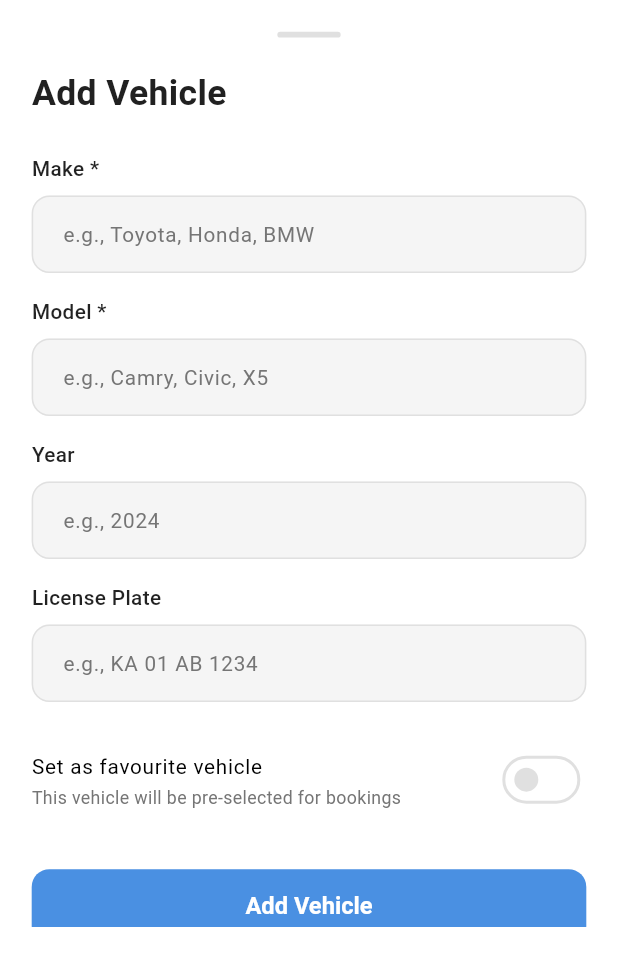
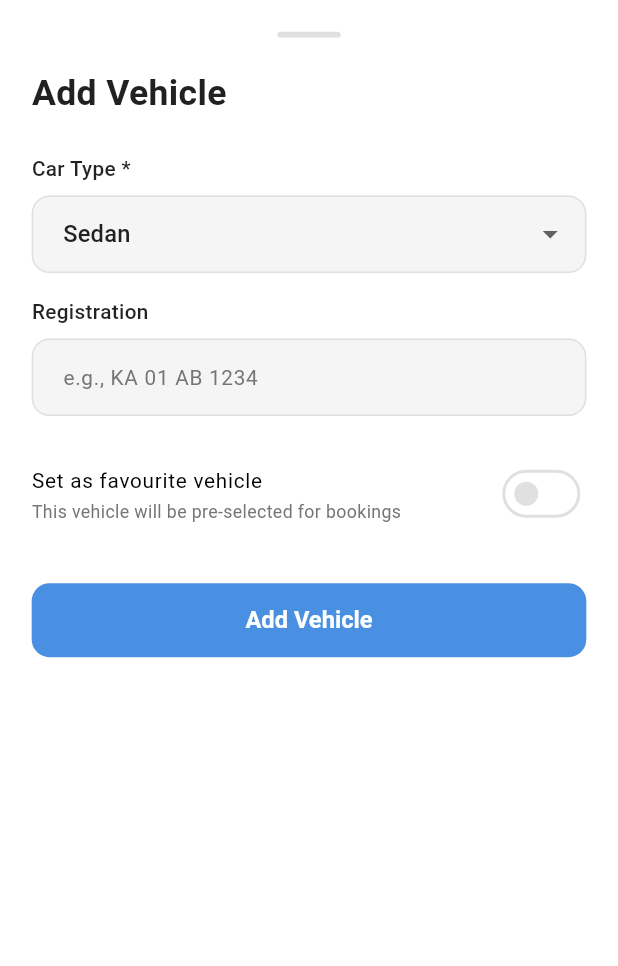
Before and after one commit to neeraja-pradeep/DriveDeck-Service-Booking-Mob-Flutter, a Flutter app: the AddVehicleBottomSheet widget shown alone on an empty page, opened directly, on a phone screen of 412 x 824 dp. Shown: the top 966 px of the screen. Run offline on Flutter 3.47's test engine with Material 3 defaults, Android fonts, the phone set to English and light mode, and no system bars; our stand-ins replace cached_network_image, carousel_slider, connectivity_plus, dartz, dio, equatable and 13 more; accounts and stored records are empty; network calls fail.

Commit message:
fix: Update Vehicle model to match actual API (car_type/registration)
The API documentation was incorrect. The actual API expects:
- car_type: Required enum (sedan, hatchback, suv, convertible, muv, luxury)
- registration: Optional string
- is_favourite: Boolean

Updated all vehicle-related files to use car_type and registration
instead of make/model/year/license_plate. Added CarType enum with
proper API value mapping and display names.

```diff
--- a/lib/features/profile/application/providers/garage_providers.dart
+++ b/lib/features/profile/application/providers/garage_providers.dart
@@ -252,9 +252,8 @@ final filteredVehiclesProvider = Provider<List<Vehicle>>((ref) {
 
   final query = searchQuery.toLowerCase();
   return garageState.vehicles.where((vehicle) {
-    return vehicle.make.toLowerCase().contains(query) ||
-        vehicle.model.toLowerCase().contains(query) ||
-        (vehicle.licensePlate?.toLowerCase().contains(query) ?? false);
+    return vehicle.carType.displayName.toLowerCase().contains(query) ||
+        (vehicle.registration?.toLowerCase().contains(query) ?? false);
   }).toList();
 });
 
--- a/lib/features/profile/domain/entities/vehicle.dart
+++ b/lib/features/profile/domain/entities/vehicle.dart
@@ -2,6 +2,59 @@ import 'package:freezed_annotation/freezed_annotation.dart';
 
 part 'vehicle.freezed.dart';
 part 'vehicle.g.dart';
+
+/// Vehicle/Car type enum matching API values.
+/// API accepts: sedan, hatchback, suv, convertible
+enum CarType {
+  sedan,
+  hatchback,
+  suv,
+  convertible,
+  muv,
+  luxury,
+}
+
+/// Extension for CarType display properties.
+extension CarTypeX on CarType {
+  String get displayName => switch (this) {
+        CarType.sedan => 'Sedan',
+        CarType.hatchback => 'Hatchback',
+        CarType.suv => 'SUV',
+        CarType.convertible => 'Convertible',
+        CarType.muv => 'MUV',
+        CarType.luxury => 'Luxury',
+      };
+
+  /// Get the API value for car_type field.
+  String get apiValue => switch (this) {
+        CarType.sedan => 'sedan',
+        CarType.hatchback => 'hatchback',
+        CarType.suv => 'suv',
+        CarType.convertible => 'convertible',
+        CarType.muv => 'muv',
+        CarType.luxury => 'luxury',
+      };
+
+  /// Parse from API string value.
+  static CarType fromApiValue(String? value) {
+    switch (value?.toLowerCase()) {
+      case 'sedan':
+        return CarType.sedan;
+      case 'hatchback':
+        return CarType.hatchback;
+      case 'suv':
+        return CarType.suv;
+      case 'convertible':
+        return CarType.convertible;
+      case 'muv':
+        return CarType.muv;
+      case 'luxury':
+        return CarType.luxury;
+      default:
+        return CarType.sedan;
+    }
+  }
+}
 
 /// Vehicle entity representing a user's car in their garage.
 /// Matches API response format from GET /api/accounts/v1/cars/
@@ -9,10 +62,8 @@ part 'vehicle.g.dart';
 class Vehicle with _$Vehicle {
   const factory Vehicle({
     required int id,
-    required String make,
-    required String model,
-    int? year,
-    String? licensePlate,
+    required CarType carType,
+    String? registration,
     String? imageUrl,
     @Default(false) bool isFavourite,
     DateTime? createdAt,
@@ -24,19 +75,14 @@ class Vehicle with _$Vehicle {
 
 /// Extension for Vehicle helper methods.
 extension VehicleX on Vehicle {
-  /// Get display name based on make and model.
-  String get displayName {
-    if (year != null) {
-      return '$year $make $model';
+  /// Get display name based on car type.
+  String get displayName => carType.displayName;
+
+  /// Get formatted registration or car type display.
+  String get subtitle {
+    if (registration != null && registration!.isNotEmpty) {
+      return registration!;
     }
-    return '$make $model';
-  }
-
-  /// Get formatted license plate or make/model display.
-  String get subtitle {
-    if (licensePlate != null && licensePlate!.isNotEmpty) {
-      return licensePlate!;
-    }
-    return '$make $model';
+    return carType.displayName;
   }
 }
--- a/lib/features/profile/domain/repositories/garage_repository.dart
+++ b/lib/features/profile/domain/repositories/garage_repository.dart
@@ -4,27 +4,22 @@ import '../../../../core/error/failure.dart';
 import '../entities/vehicle.dart';
 
 /// Request to add a new vehicle/car.
-/// API expects: { "make": "string", "model": "string", "year": 2024, "license_plate": "string" }
+/// API expects: { "car_type": "sedan", "registration": "string" }
 class AddVehicleRequest {
   const AddVehicleRequest({
-    required this.make,
-    required this.model,
-    this.year,
-    this.licensePlate,
+    required this.carType,
+    this.registration,
     this.isFavourite = false,
   });
 
-  final String make;
-  final String model;
-  final int? year;
-  final String? licensePlate;
+  final CarType carType;
+  final String? registration;
   final bool isFavourite;
 
   Map<String, dynamic> toJson() => {
-        'make': make,
-        'model': model,
-        if (year != null) 'year': year,
-        if (licensePlate != null) 'license_plate': licensePlate,
+        'car_type': carType.apiValue,
+        if (registration != null && registration!.isNotEmpty)
+          'registration': registration,
         'is_favourite': isFavourite,
       };
 }
--- a/lib/features/profile/infrastructure/models/vehicle_model.dart
+++ b/lib/features/profile/infrastructure/models/vehicle_model.dart
@@ -7,14 +7,12 @@ part 'vehicle_model.g.dart';
 /// Vehicle model for API serialization.
 /// API Response format:
 /// {
-///   "id": 0,
+///   "id": 1,
 ///   "user": "string",
-///   "make": "string",
-///   "model": "string",
-///   "year": 2024,
-///   "license_plate": "string",
-///   "image_url": "string",
-///   "is_favourite": true,
+///   "car_type": "hatchback",
+///   "registration": null,
+///   "image_url": null,
+///   "is_favourite": false,
 ///   "created_at": "2025-12-12T18:59:21.218Z",
 ///   "updated_at": "2025-12-12T18:59:21.218Z"
 /// }
@@ -23,10 +21,8 @@ class VehicleModel {
   const VehicleModel({
     required this.id,
     this.user,
-    required this.make,
-    required this.model,
-    this.year,
-    this.licensePlate,
+    required this.carType,
+    this.registration,
     this.imageUrl,
     this.isFavourite = false,
     this.createdAt,
@@ -38,11 +34,9 @@ class VehicleModel {
 
   final int id;
   final String? user;
-  final String make;
-  final String model;
-  final int? year;
-  @JsonKey(name: 'license_plate')
-  final String? licensePlate;
+  @JsonKey(name: 'car_type')
+  final String carType;
+  final String? registration;
   @JsonKey(name: 'image_url')
   final String? imageUrl;
   @JsonKey(name: 'is_favourite')
@@ -58,10 +52,8 @@ class VehicleModel {
   Vehicle toDomain() {
     return Vehicle(
       id: id,
-      make: make,
-      model: model,
-      year: year,
-      licensePlate: licensePlate,
+      carType: CarTypeX.fromApiValue(carType),
+      registration: registration,
       imageUrl: imageUrl,
       isFavourite: isFavourite,
       createdAt: createdAt != null ? DateTime.tryParse(createdAt!) : null,
--- a/lib/features/profile/presentation/components/vehicle_card.dart
+++ b/lib/features/profile/presentation/components/vehicle_card.dart
@@ -93,10 +93,10 @@ class VehicleCard extends StatelessWidget {
                       ],
                     ),
                     SizedBox(height: 4.h),
-                    if (vehicle.licensePlate != null &&
-                        vehicle.licensePlate!.isNotEmpty)
+                    if (vehicle.registration != null &&
+                        vehicle.registration!.isNotEmpty)
                       Text(
-                        vehicle.licensePlate!,
+                        vehicle.registration!,
                         style: TextStyle(
                           fontSize: 12.sp,
                           color: Colors.grey[600],
--- a/lib/features/profile/presentation/dialogs/add_vehicle_bottom_sheet.dart
+++ b/lib/features/profile/presentation/dialogs/add_vehicle_bottom_sheet.dart
@@ -1,10 +1,10 @@
 import 'package:flutter/material.dart';
-import 'package:flutter/services.dart';
 import 'package:flutter_riverpod/flutter_riverpod.dart';
 import 'package:flutter_screenutil/flutter_screenutil.dart';
 
 import '../../../../app/theme/colors.dart';
 import '../../application/providers/garage_providers.dart';
+import '../../domain/entities/vehicle.dart';
 import '../../domain/repositories/garage_repository.dart';
 
 /// Bottom sheet for adding a new vehicle.
@@ -28,19 +28,14 @@ class AddVehicleBottomSheet extends ConsumerStatefulWidget {
 
 class _AddVehicleBottomSheetState extends ConsumerState<AddVehicleBottomSheet> {
   final _formKey = GlobalKey<FormState>();
-  final _makeController = TextEditingController();
-  final _modelController = TextEditingController();
-  final _yearController = TextEditingController();
-  final _licensePlateController = TextEditingController();
+  final _registrationController = TextEditingController();
 
+  CarType _selectedCarType = CarType.sedan;
   bool _isFavourite = false;
 
   @override
   void dispose() {
-    _makeController.dispose();
-    _modelController.dispose();
-    _yearController.dispose();
-    _licensePlateController.dispose();
+    _registrationController.dispose();
     super.dispose();
   }
 
@@ -78,9 +73,9 @@ class _AddVehicleBottomSheetState extends ConsumerState<AddVehicleBottomSheet> {
         bottom: MediaQuery.of(context).viewInsets.bottom,
       ),
       child: DraggableScrollableSheet(
-        initialChildSize: 0.75,
-        minChildSize: 0.5,
-        maxChildSize: 0.9,
+        initialChildSize: 0.6,
+        minChildSize: 0.4,
+        maxChildSize: 0.8,
         expand: false,
         builder: (context, scrollController) {
           return SingleChildScrollView(
@@ -114,69 +109,33 @@ class _AddVehicleBottomSheetState extends ConsumerState<AddVehicleBottomSheet> {
                   ),
                   SizedBox(height: 24.h),
 
-                  // Make field (required)
-                  _buildLabel('Make *'),
+                  // Car Type dropdown (required)
+                  _buildLabel('Car Type *'),
                   SizedBox(height: 8.h),
-                  TextFormField(
-                    controller: _makeController,
-                    enabled: !isLoading,
-                    textCapitalization: TextCapitalization.words,
-                    decoration: _buildInputDecoration('e.g., Toyota, Honda, BMW'),
-                    validator: (value) {
-                      if (value == null || value.trim().isEmpty) {
-                        return 'Make is required';
-                      }
-                      return null;
-                    },
+                  DropdownButtonFormField<CarType>(
+                    value: _selectedCarType,
+                    decoration: _buildInputDecoration('Select car type'),
+                    items: CarType.values.map((type) {
+                      return DropdownMenuItem(
+                        value: type,
+                        child: Text(type.displayName),
+                      );
+                    }).toList(),
+                    onChanged: isLoading
+                        ? null
+                        : (value) {
+                            if (value != null) {
+                              setState(() => _selectedCarType = value);
+                            }
+                          },
                   ),
                   SizedBox(height: 16.h),
 
-                  // Model field (required)
-                  _buildLabel('Model *'),
+                  // Registration field (optional)
+                  _buildLabel('Registration'),
                   SizedBox(height: 8.h),
                   TextFormField(
-                    controller: _modelController,
-                    enabled: !isLoading,
-                    textCapitalization: TextCapitalization.words,
-                    decoration: _buildInputDecoration('e.g., Camry, Civic, X5'),
-                    validator: (value) {
-                      if (value == null || value.trim().isEmpty) {
-                        return 'Model is required';
-                      }
-                      return null;
-                    },
-                  ),
-                  SizedBox(height: 16.h),
-
-                  // Year field (optional)
-                  _buildLabel('Year'),
-                  SizedBox(height: 8.h),
-                  TextFormField(
-                    controller: _yearController,
-                    enabled: !isLoading,
-                    keyboardType: TextInputType.number,
-                    inputFormatters: [
-                      FilteringTextInputFormatter.digitsOnly,
-                      LengthLimitingTextInputFormatter(4),
-                    ],
-                    decoration: _buildInputDecoration('e.g., 2024'),
-                    validator: (value) {
-                      if (value != null && value.isNotEmpty) {
-                        final year = int.tryParse(value);
-                        if (year == null || year < 1900 || year > 2100) {
-                          return 'Enter a valid year';
-                        }
-                      }
-                      return null;
-                    },
-                  ),
-                  SizedBox(height: 16.h),
-
-                  // License Plate field (optional)
-                  _buildLabel('License Plate'),
-                  SizedBox(height: 8.h),
-                  TextFormField(
-                    controller: _licensePlateController,
+                    controller: _registrationController,
                     enabled: !isLoading,
                     textCapitalization: TextCapitalization.characters,
                     decoration: _buildInputDecoration('e.g., KA 01 AB 1234'),
@@ -285,13 +244,10 @@ class _AddVehicleBottomSheetState extends ConsumerState<AddVehicleBottomSheet> {
   void _onAddVehicle() {
     if (_formKey.currentState?.validate() != true) return;
 
-    final yearText = _yearController.text.trim();
     final request = AddVehicleRequest(
-      make: _makeController.text.trim(),
-      model: _modelController.text.trim(),
-      year: yearText.isNotEmpty ? int.tryParse(yearText) : null,
-      licensePlate: _licensePlateController.text.trim().isNotEmpty
-          ? _licensePlateController.text.trim()
+      carType: _selectedCarType,
+      registration: _registrationController.text.trim().isNotEmpty
+          ? _registrationController.text.trim()
           : null,
       isFavourite: _isFavourite,
     );
--- a/lib/features/profile/presentation/dialogs/delete_vehicle_dialog.dart
+++ b/lib/features/profile/presentation/dialogs/delete_vehicle_dialog.dart
@@ -90,10 +90,10 @@ class DeleteVehicleDialog extends StatelessWidget {
                           fontWeight: FontWeight.w600,
                         ),
                       ),
-                      if (vehicle.licensePlate != null &&
-                          vehicle.licensePlate!.isNotEmpty)
+                      if (vehicle.registration != null &&
+                          vehicle.registration!.isNotEmpty)
                         Text(
-                          vehicle.licensePlate!,
+                          vehicle.registration!,
                           style: TextStyle(
                             fontSize: 12.sp,
                             color: Colors.grey[600],
```
Also changed, not shown: lib/features/profile/domain/entities/vehicle.freezed.dart, lib/features/profile/domain/entities/vehicle.g.dart, lib/features/profile/infrastructure/models/vehicle_model.g.dart.
